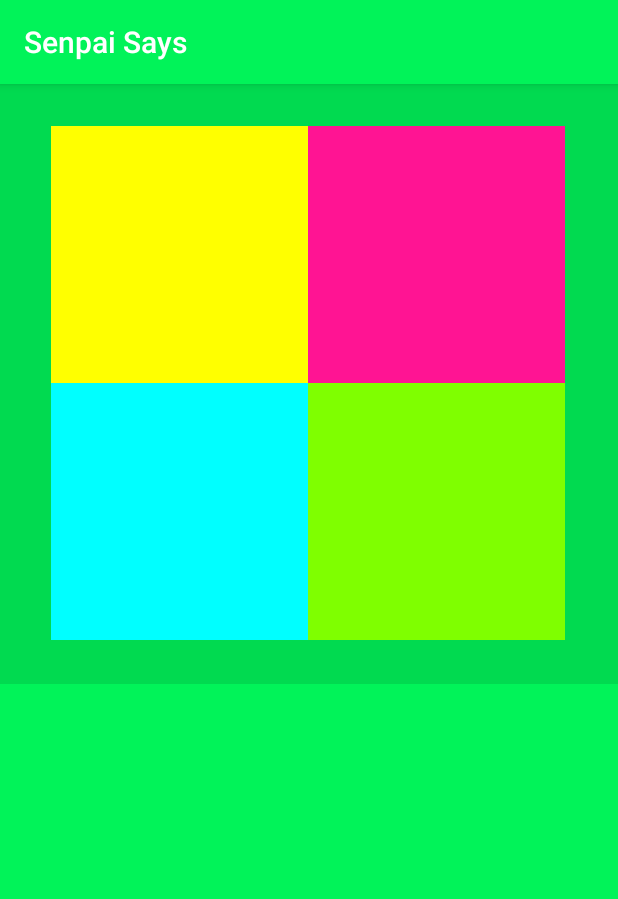
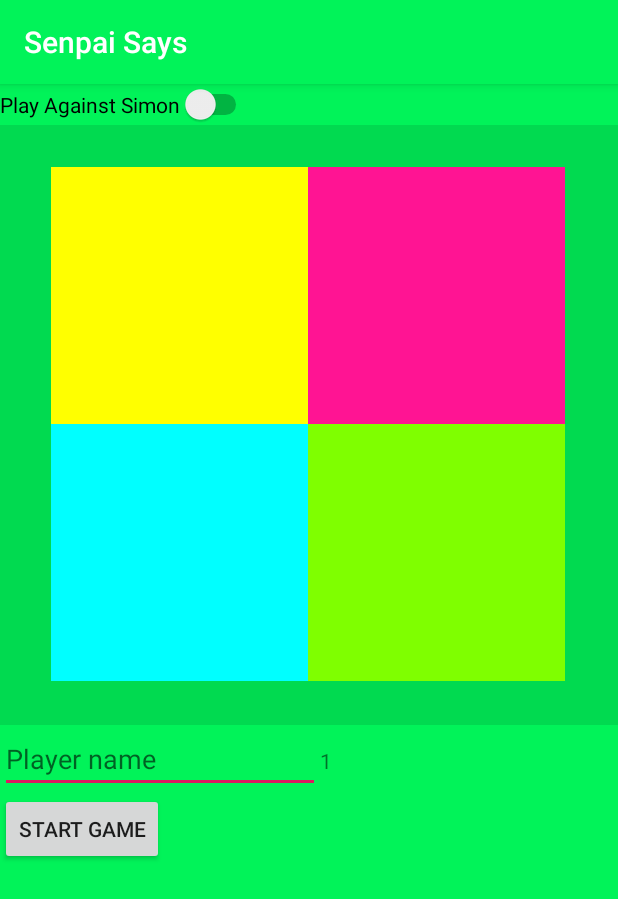
Before and after one commit to FrederikT/SenpaiSays, an Android app: the screen it shows after launch (MainActivity), on a phone screen of 412 x 824 dp. Shown: the top 899 px of the screen. Run offline under Robolectric (Android 15) with nearby library versions, the phone set to English and light mode, and no system bars.

Commit message:
Added Highscore (w/o database) Changed Layout

```diff
--- a/app/src/main/java/ie/griffith/thuss/simon/MainActivity.java
+++ b/app/src/main/java/ie/griffith/thuss/simon/MainActivity.java
@@ -2,32 +2,69 @@ package ie.griffith.thuss.simon;
 
 import androidx.appcompat.app.AppCompatActivity;
 
+import android.content.Context;
 import android.graphics.Point;
 import android.os.Bundle;
 import android.util.Log;
 import android.view.Display;
 import android.view.MotionEvent;
+import android.view.View;
+import android.widget.ArrayAdapter;
+import android.widget.EditText;
+import android.widget.ListView;
 import android.widget.TabHost;
+import android.widget.TextView;
 import android.widget.TimePicker;
 import android.widget.Toast;
 import android.widget.Toolbar;
 
+import java.util.ArrayList;
+import java.util.List;
+
+import ie.griffith.thuss.simon.Views.SimonCustomView;
+
 public class MainActivity extends AppCompatActivity {
-    public static int deviceHeight;
-    public static int deviceWidth;
+    SimonCustomView simon;
+    private static TextView roundCounter;
+    private static List<Highscore> highscore;
+    private static ListView list;
+    private static Context mContext;
+    private static EditText playerName;
 
 
     @Override
     protected void onCreate(Bundle savedInstanceState) {
-        Display display = getWindowManager().getDefaultDisplay();
-        Point size = new Point();
-        display.getSize(size);
-        deviceWidth= size.x;
-        deviceHeight = size.y;
-
         super.onCreate(savedInstanceState);
         setContentView(R.layout.activity_main);
+        simon = findViewById(R.id.custom);
+        roundCounter = findViewById(R.id.roundNumber);
+        list = findViewById(R.id.list);
+        playerName = findViewById(R.id.playerName);
+        mContext = getApplicationContext();
+        highscore = new ArrayList<>();
     }
 
 
+    public void startGame(View view) {
+        simon.playSequence();
+    }
+
+    public static void setRound(int number){
+        roundCounter.setText(""+number);
+    }
+
+    public static void setHighscore(int score){
+        Toast t = Toast.makeText(mContext, ""+score, Toast.LENGTH_SHORT);
+        t.show();
+        String name = playerName.getText().toString();
+        if(name.trim().equals("")){
+            name = "Player 1";
+        }
+        highscore.add(new Highscore(name, score));
+        ArrayAdapter<Highscore> arrayAdapter = new ArrayAdapter<>(
+                mContext,
+                android.R.layout.simple_list_item_1,
+                highscore);
+        list.setAdapter(arrayAdapter);
+    }
 }
--- a/app/src/main/java/ie/griffith/thuss/simon/Views/SimonCustomView.java
+++ b/app/src/main/java/ie/griffith/thuss/simon/Views/SimonCustomView.java
@@ -14,6 +14,8 @@ import android.util.Log;
 import android.view.MotionEvent;
 import android.view.View;
 import android.widget.Toast;
+
+import ie.griffith.thuss.simon.MainActivity;
 import ie.griffith.thuss.simon.R;
 import androidx.annotation.Nullable;
 import java.util.ArrayList;
@@ -88,21 +90,6 @@ public class SimonCustomView extends View {
         pinkPaintSquare.setColor(getResources().getColor(R.color.pink));
         bluePaintSquare.setColor(getResources().getColor(R.color.blue));
         greenPaintSquare.setColor(getResources().getColor(R.color.green));
-
-        AlertDialog.Builder builder = new AlertDialog.Builder(mContext);
-        builder.setTitle("Sensei Says");
-        builder.setPositiveButton("Start game",
-                new DialogInterface.OnClickListener() {
-                    @Override
-                    public void onClick(DialogInterface arg0, int arg1) {
-                        //Start over
-                        playSequence();
-                    }
-                });
-
-
-        AlertDialog myDialog = builder.create();
-        myDialog.show();
     }
 
     @Override
@@ -182,6 +169,7 @@ public class SimonCustomView extends View {
             if(clickingCounter == sequenceList.size()){
                 // sequence has been completed
                 scoreCounter++;
+                MainActivity.setRound(scoreCounter);
                 handler.postDelayed(new Runnable() {
                     @Override
                     public void run() {
@@ -211,29 +199,25 @@ public class SimonCustomView extends View {
         });
         p.start();
         sequenceList.clear();
-
+        MainActivity.setHighscore(scoreCounter);
         //show score & Game over
         AlertDialog.Builder builder = new AlertDialog.Builder(mContext);
         builder.setTitle("GAME OVER \n Your Score: "+scoreCounter);
-        builder.setPositiveButton("Yes",
+        builder.setPositiveButton("Okay",
                 new DialogInterface.OnClickListener() {
                     @Override
                     public void onClick(DialogInterface arg0, int arg1) {
-                        //Start over
-                        playSequence();
+
                     }
                 });
 
-        builder.setNegativeButton("No", new DialogInterface.OnClickListener() {
-            @Override
-            public void onClick(DialogInterface dialog, int which) {
-                //somehow shutdown
-            }
-        });
+
         AlertDialog myDialog = builder.create();
         myDialog.show();
         scoreCounter=0;
     }
+
+
 
 
     public void playSequence(){
--- a/app/src/main/res/layout/activity_main.xml
+++ b/app/src/main/res/layout/activity_main.xml
@@ -8,11 +8,58 @@
     tools:context=".MainActivity">
 
 
+    <Switch
+        android:id="@+id/switch1"
+        android:layout_width="wrap_content"
+        android:layout_height="wrap_content"
+        android:text="Play Against Simon"
+        />
+
+
     <ie.griffith.thuss.simon.Views.SimonCustomView
+        android:id="@+id/custom"
         android:layout_width="match_parent"
         android:layout_height="400dp"
-        android:background="@color/colorPrimaryDark">
+        android:background="@color/colorPrimaryDark"
+        android:layout_below="@+id/switch1"
+        >
 
     </ie.griffith.thuss.simon.Views.SimonCustomView>
 
+
+    <EditText
+        android:id="@+id/playerName"
+        android:layout_width="wrap_content"
+        android:layout_height="wrap_content"
+        android:layout_below="@+id/custom"
+        android:ems="10"
+        android:hint="Player name"
+        android:inputType="textPersonName" />
+
+    <TextView
+        android:id="@+id/roundNumber"
+        android:layout_width="wrap_content"
+        android:layout_height="wrap_content"
+        android:text="1"
+        android:layout_below="@+id/custom"
+        android:layout_toEndOf="@+id/playerName"
+        android:layout_alignBaseline="@+id/playerName"
+        />
+
+
+    <Button
+        android:id="@+id/start_btn"
+        android:layout_width="wrap_content"
+        android:layout_height="wrap_content"
+        android:layout_below="@+id/playerName"
+        android:onClick="startGame"
+        android:text="Start Game" />
+
+    <ListView
+        android:id="@+id/list"
+        android:layout_width="match_parent"
+        android:layout_height="wrap_content"
+        android:layout_below="@+id/start_btn"
+        />
+
 </android.widget.RelativeLayout>
```
Also changed, not shown: app/src/main/java/ie/griffith/thuss/simon/Highscore.java (added, +27 -0 lines).
